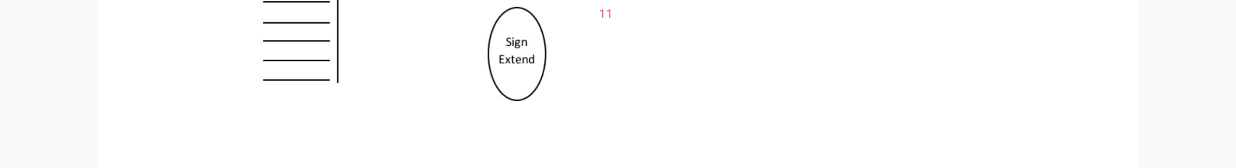
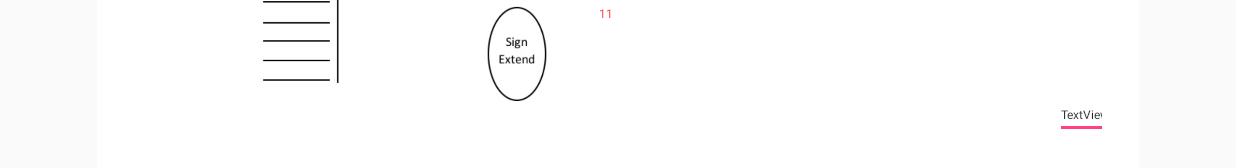
Before and after one commit to PenguinTamer/DataPathSimulator, an Android app: the Sim screen opened directly, with no data from a screen before it, on a phone screen of 824 x 412 dp (held sideways). Shown: the part 425-593 px from the top of the screen. Run offline under Robolectric (Android 15) with nearby library versions, the light colour scheme and no system bars.

Commit message:
Merge remote-tracking branch 'origin/master'
# Conflicts:
#	.idea/caches/build_file_checksums.ser
#	.idea/vcs.xml

```diff
--- a/app/src/main/res/layout/activity_sim.xml
+++ b/app/src/main/res/layout/activity_sim.xml
@@ -13,6 +13,20 @@
         app:layout_constraintStart_toStartOf="parent"
         app:layout_constraintTop_toTopOf="parent"
         app:srcCompat="@drawable/blankdatapath" />
+
+    <EditText
+        android:id="@+id/textView19"
+        android:layout_width="35dp"
+        android:layout_height="wrap_content"
+        android:layout_marginBottom="36dp"
+        android:layout_marginEnd="85dp"
+        android:layout_marginStart="84dp"
+        android:inputType="phone"
+        android:text="TextView"
+        android:textSize="8sp"
+        app:layout_constraintBottom_toBottomOf="parent"
+        app:layout_constraintEnd_toEndOf="parent"
+        app:layout_constraintStart_toEndOf="@+id/textView14" />
 
     <TextView
         android:id="@+id/textView18"
```
